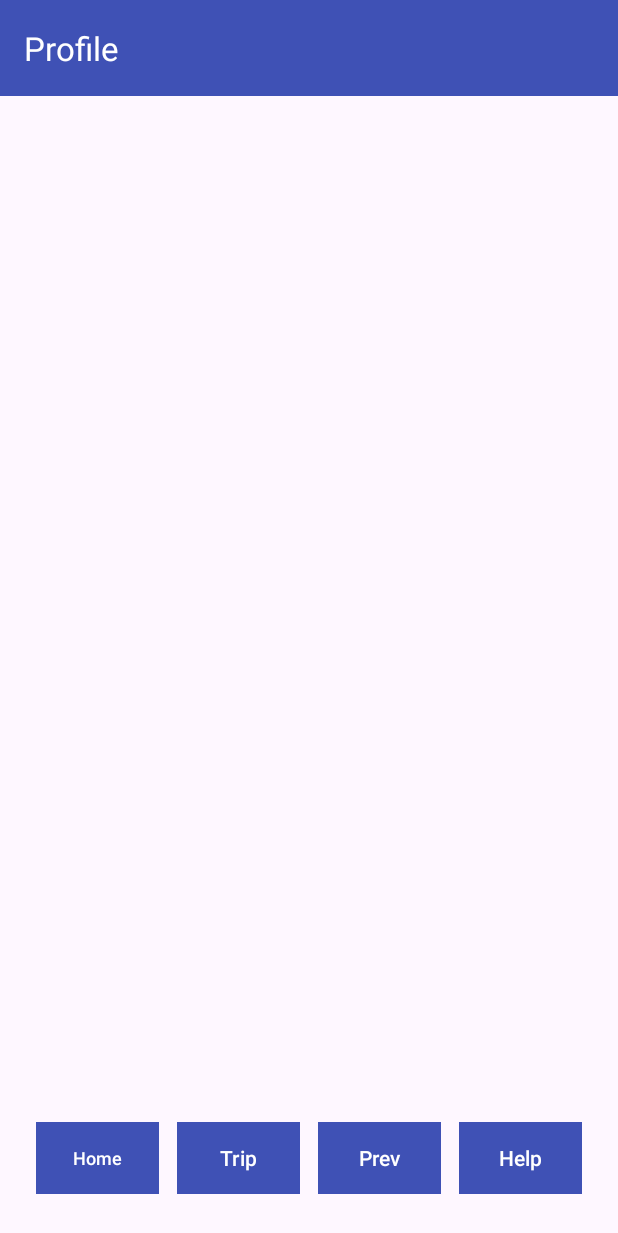
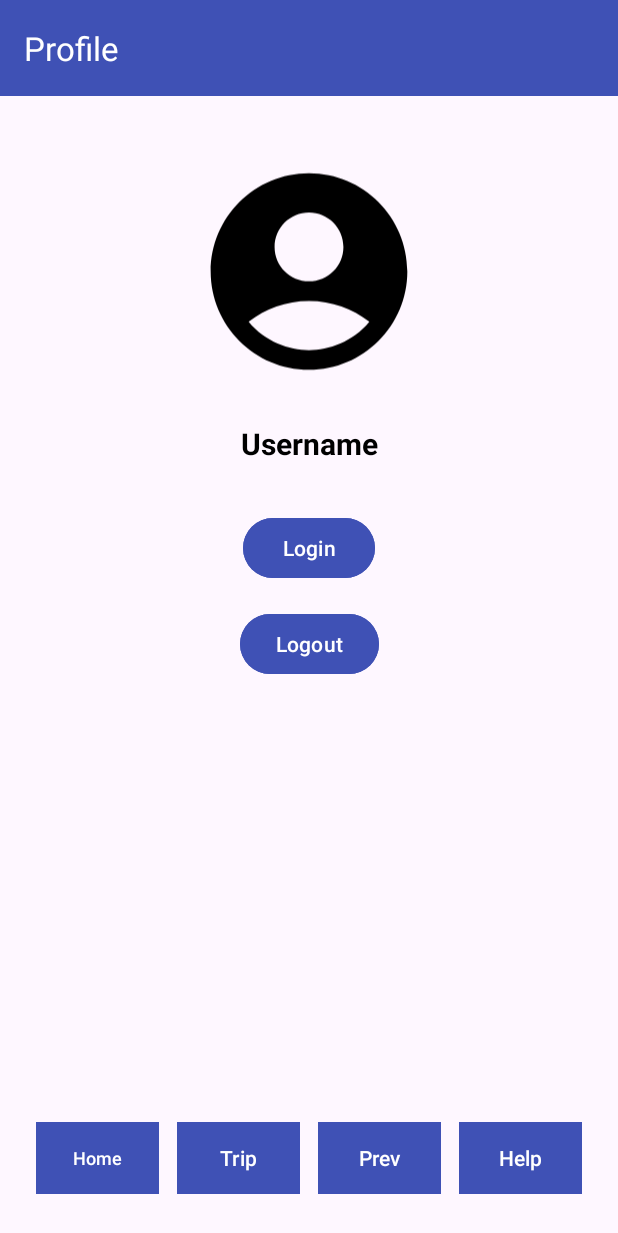
Before and after one commit to Th3-Hero/DriveGuard-Server, an Android app: the layout profile_screen.xml on its own in the app's theme, with its tools: preview values and no code run, on a phone screen of 412 x 824 dp. Shown: the top 1233 px of the screen. Run offline under Robolectric (Android 15) with nearby library versions, the phone set to English and light mode, and no system bars.

Commit message:
Added Profile screen and its logic as well as updated Manifest.

```diff
--- a/app/src/main/res/layout/profile_screen.xml
+++ b/app/src/main/res/layout/profile_screen.xml
@@ -1,9 +1,9 @@
 <?xml version="1.0" encoding="utf-8"?>
 <androidx.constraintlayout.widget.ConstraintLayout
     xmlns:android="http://schemas.android.com/apk/res/android"
+    xmlns:app="http://schemas.android.com/apk/res-auto"
     android:layout_width="match_parent"
     android:layout_height="match_parent"
-    xmlns:app="http://schemas.android.com/apk/res-auto"
     android:orientation="vertical"
     android:padding="0dp"
     android:gravity="center">
@@ -70,9 +70,52 @@
         app:layout_constraintBottom_toBottomOf="parent"
         app:layout_constraintStart_toStartOf="parent" />
 
-    <!-- Default User Icon -->
+    <ImageView
+        android:id="@+id/userIcon"
+        android:layout_width="157dp"
+        android:layout_height="170dp"
+        android:layout_marginTop="32dp"
+        android:contentDescription="user_icon"
+        android:src="@drawable/profile_icon"
+        app:layout_constraintEnd_toEndOf="parent"
+        app:layout_constraintStart_toStartOf="parent"
+        app:layout_constraintTop_toBottomOf="@id/toolbar2" />
 
+    <TextView
+        android:id="@+id/usernameText"
+        android:layout_width="wrap_content"
+        android:layout_height="wrap_content"
+        android:text="Username"
+        android:textSize="20sp"
+        android:textStyle="bold"
+        android:textColor="@color/black"
+        app:layout_constraintTop_toBottomOf="@id/userIcon"
+        app:layout_constraintStart_toStartOf="parent"
+        app:layout_constraintEnd_toEndOf="parent"
+        android:layout_marginTop="16dp" />
 
+    <Button
+        android:id="@+id/loginButton"
+        android:layout_width="wrap_content"
+        android:layout_height="wrap_content"
+        android:text="Login"
+        android:textColor="@color/white"
+        android:backgroundTint="@color/navy"
+        app:layout_constraintTop_toBottomOf="@id/usernameText"
+        app:layout_constraintStart_toStartOf="parent"
+        app:layout_constraintEnd_toEndOf="parent"
+        android:layout_marginTop="32dp" />
 
+    <Button
+        android:id="@+id/logoutButton"
+        android:layout_width="wrap_content"
+        android:layout_height="wrap_content"
+        android:text="Logout"
+        android:backgroundTint="@color/navy"
+        android:textColor="@color/white"
+        app:layout_constraintTop_toBottomOf="@id/loginButton"
+        app:layout_constraintStart_toStartOf="parent"
+        app:layout_constraintEnd_toEndOf="parent"
+        android:layout_marginTop="16dp" />
 
 </androidx.constraintlayout.widget.ConstraintLayout>
```
Also changed, not shown: app/src/main/AndroidManifest.xml (+9 -0 lines), app/src/main/java/com/example/driveguard/activities/ProfileScreen.java (added, +109 -0 lines).
